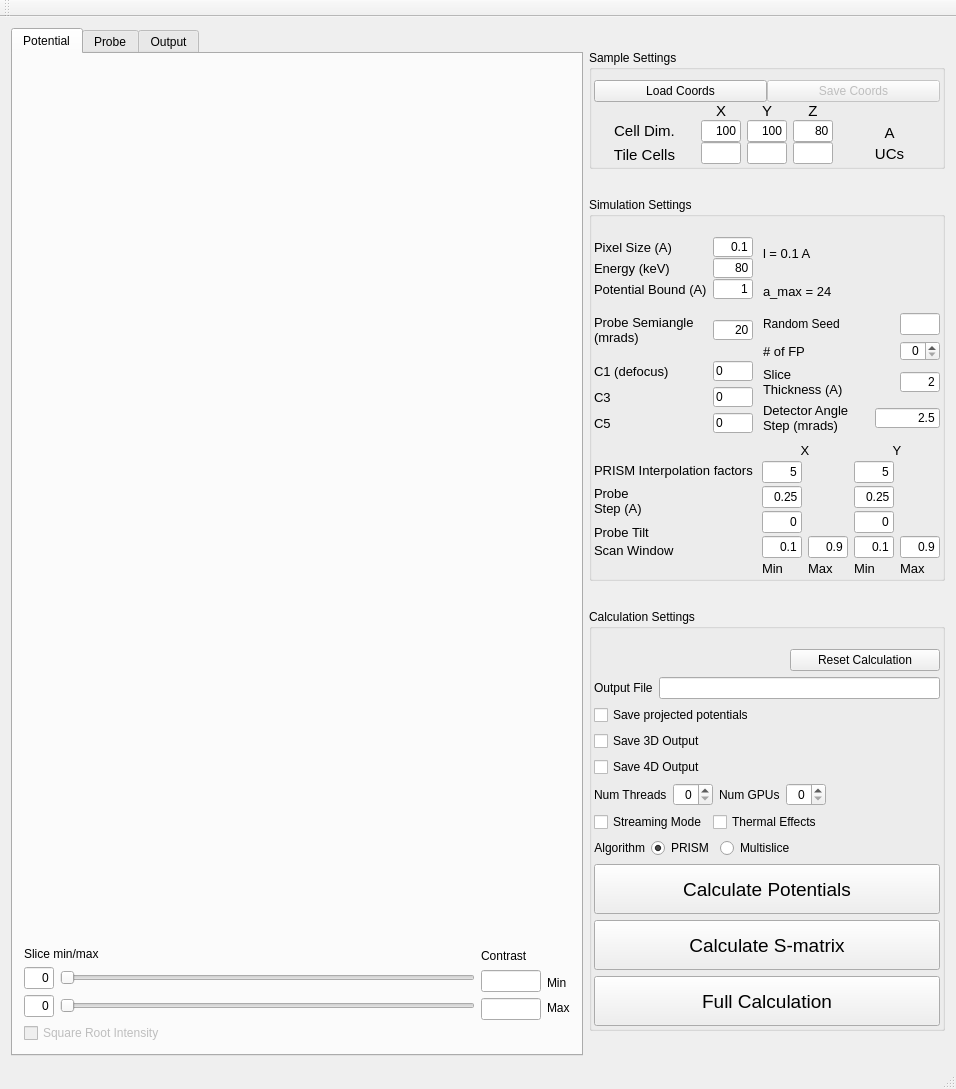
prism-em/prismatic, file Qt/prismmainwindow.ui: the form before one commit.
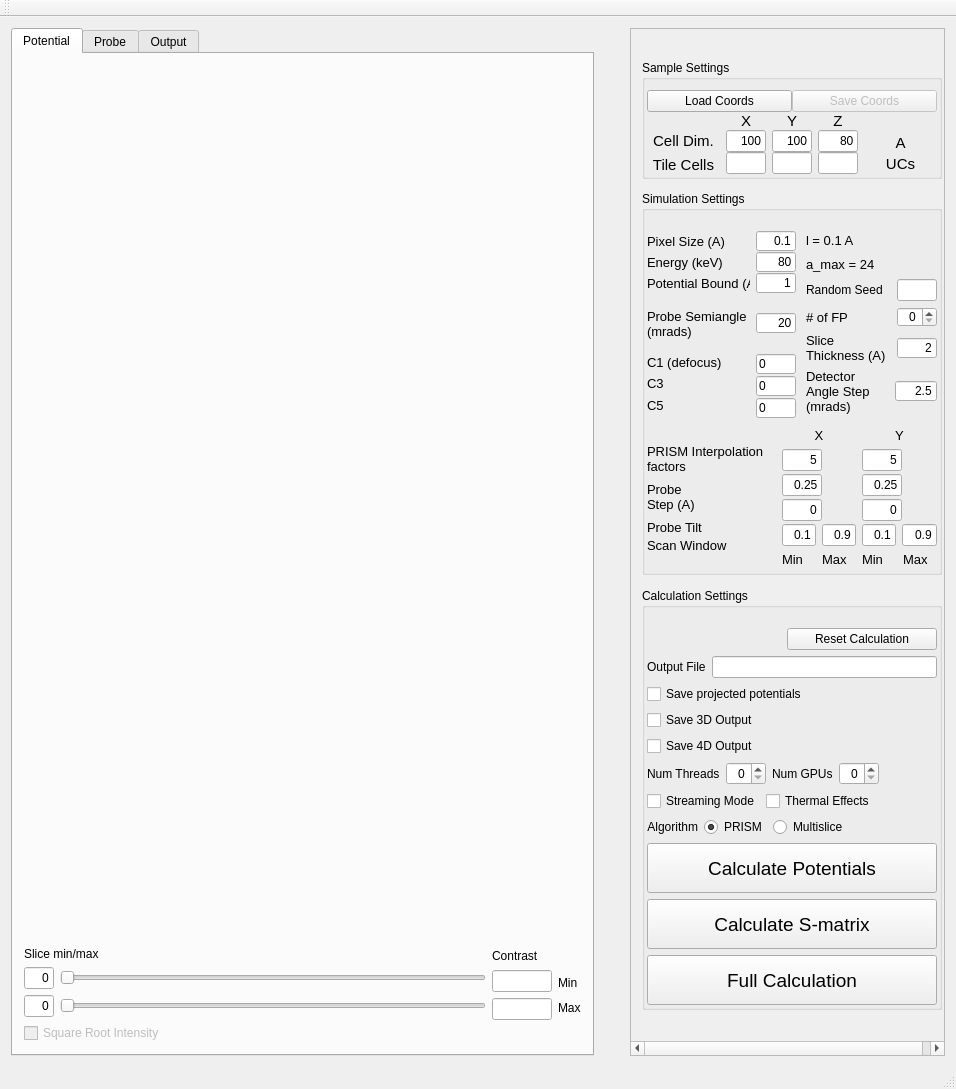
The form after the commit. Icons and pictures are not drawn.

Commit message: Added a scroll window to keep GUI size reasonable

Patch:
```diff
--- a/Qt/prismmainwindow.ui
+++ b/Qt/prismmainwindow.ui
@@ -903,6 +903,34 @@
      </widget>
     </item>
     <item>
+     <spacer name="horizontalSpacer_7">
+      <property name="orientation">
+       <enum>Qt::Horizontal</enum>
+      </property>
+      <property name="sizeHint" stdset="0">
+       <size>
+        <width>40</width>
+        <height>20</height>
+       </size>
+      </property>
+     </spacer>
+    </item>
+    <item>
+     <widget class="QScrollArea" name="scrollArea">
+      <property name="widgetResizable">
+       <bool>true</bool>
+      </property>
+      <widget class="QWidget" name="scrollAreaWidgetContents">
+       <property name="geometry">
+        <rect>
+         <x>0</x>
+         <y>-33</y>
+         <width>326</width>
+         <height>1046</height>
+        </rect>
+       </property>
+       <layout class="QVBoxLayout" name="verticalLayout_30">
+        <item>
      <layout class="QVBoxLayout" name="verticalLayout_16">
       <property name="bottomMargin">
        <number>0</number>
@@ -917,7 +945,7 @@
         </property>
         <property name="maximumSize">
          <size>
-          <width>510</width>
+              <width>300</width>
           <height>16777215</height>
          </size>
         </property>
@@ -1280,7 +1308,7 @@
         </property>
         <property name="maximumSize">
          <size>
-          <width>510</width>
+              <width>300</width>
           <height>16777215</height>
          </size>
         </property>
@@ -2325,7 +2353,7 @@
         </property>
         <property name="maximumSize">
          <size>
-          <width>510</width>
+              <width>300</width>
           <height>16777215</height>
          </size>
         </property>
@@ -2651,6 +2679,10 @@
        </widget>
       </item>
      </layout>
+        </item>
+       </layout>
+      </widget>
+     </widget>
     </item>
    </layout>
   </widget>
```
Lines whose indentation alone changed are shown as unchanged. The commit also changes 2 other files.
